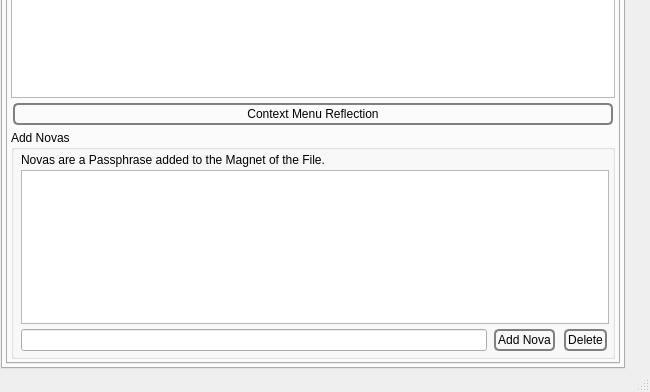
This is GoldBug-UI/controlcenter.ui in xloem/spot-on-svn as Qt 5 draws it before an edit; both pictures show x 0 to 650 and y 514 to 906 of the 650 by 906 pixel window. The edited form follows.
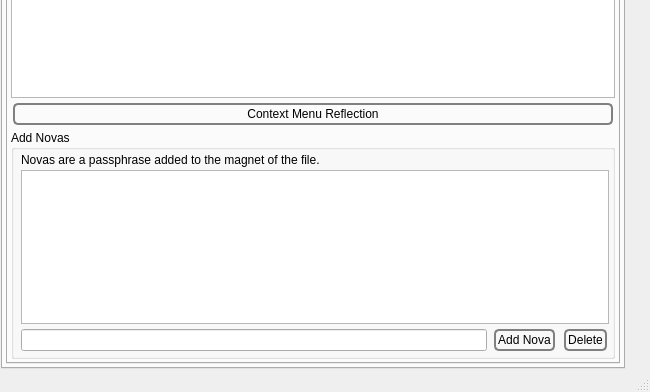
This is the edited form. The open tabs and pages were chosen to show the change. Icons and pictures are not drawn. Custom widgets are drawn as their Qt base class.

Commit message: Tool tips.

Patch:
```diff
--- a/GoldBug-UI/controlcenter.ui
+++ b/GoldBug-UI/controlcenter.ui
@@ -3353,7 +3353,7 @@
                   <string>You get the Nova from a sender of a file.</string>
                  </property>
                  <property name="text">
-                  <string>Novas are a Passphrase added to the Magnet of the File. </string>
+                  <string>Novas are a passphrase added to the magnet of the file. </string>
                  </property>
                 </widget>
                </item>
```
Left out of the diff: 82 changed lines with no effect on the pictures.
